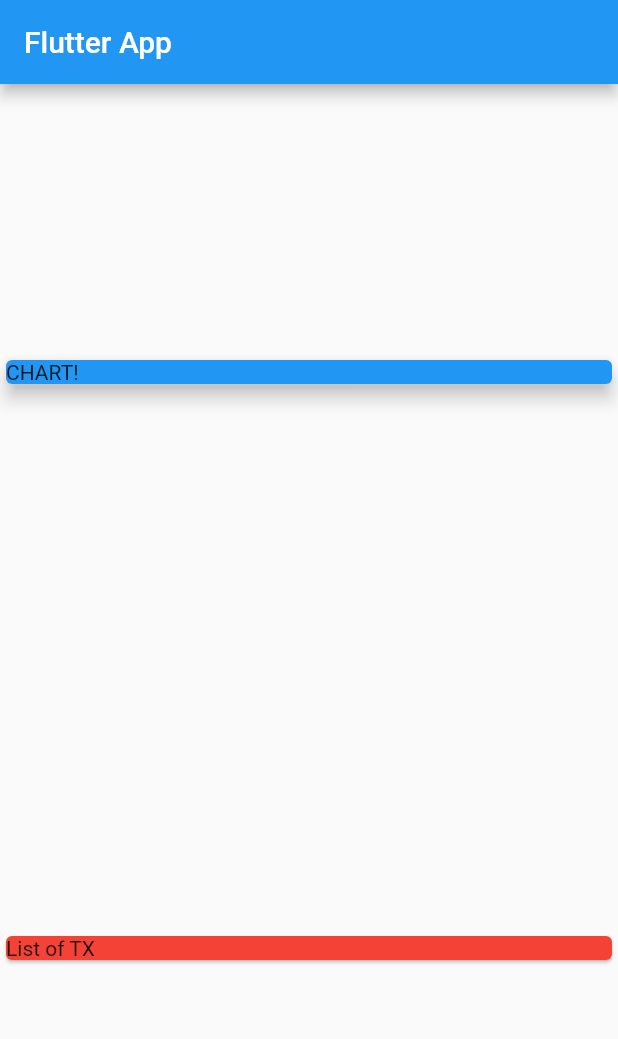
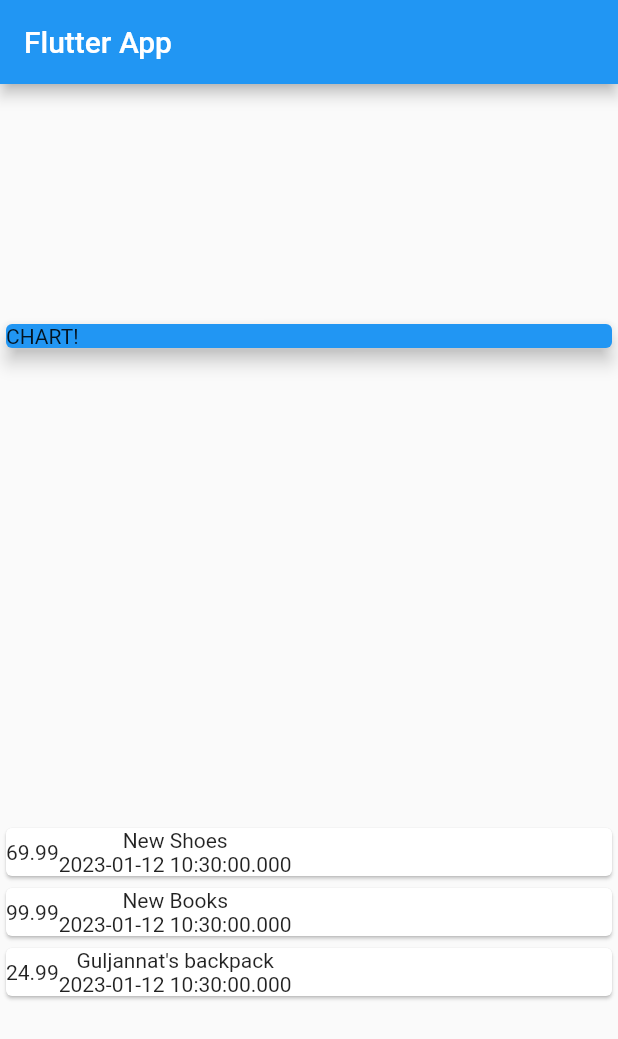
Before and after one commit to ibrikk/Personal-expenses, a Flutter app: the screen it shows after launch, on a phone screen of 412 x 824 dp. Shown: the top 1039 px of the screen. Run offline on Flutter 3.47's test engine with Material 2 defaults, Android fonts, the phone set to English and light mode, and no system bars.

Commit message:
add code

```diff
--- a/lib/main.dart
+++ b/lib/main.dart
@@ -1,4 +1,5 @@
 import 'package:flutter/material.dart';
+import './transaction.dart';
 
 void main() => runApp(MyApp());
 
@@ -13,6 +14,17 @@ class MyApp extends StatelessWidget {
 }
 
 class MyHomePage extends StatelessWidget {
+  final List<Transaction> transactions = [
+    Transaction(
+        id: 't1', title: 'New Shoes', amount: 69.99, date: DateTime.now()),
+    Transaction(
+        id: 't2', title: 'New Books', amount: 99.99, date: DateTime.now()),
+    Transaction(
+        id: 't3',
+        title: 'Guljannat\'s backpack',
+        amount: 24.99,
+        date: DateTime.now())
+  ];
   @override
   Widget build(BuildContext context) {
     return Scaffold(
@@ -23,17 +35,35 @@ class MyHomePage extends StatelessWidget {
         mainAxisAlignment: MainAxisAlignment.spaceAround,
         crossAxisAlignment: CrossAxisAlignment.stretch,
         children: <Widget>[
-          Card(
-            color: Colors.blue,
-            child: Container(
-              width: double.infinity,
+          Container(
+            width: double.infinity,
+            child: Card(
+              color: Colors.blue,
+              elevation: 5,
               child: Text("CHART!"),
             ),
-            elevation: 5,
           ),
-          Card(
-            color: Colors.red,
-            child: Text("List of TX"),
+          Column(
+            children: transactions.map((tx) {
+              return Card(
+                  child: Row(
+                children: <Widget>[
+                  Container(
+                    child: Text(
+                      tx.amount.toString(),
+                    ),
+                  ),
+                  Column(
+                    children: <Widget>[
+                      Text(tx.title),
+                      Text(
+                        tx.date.toString(),
+                      )
+                    ],
+                  ),
+                ],
+              ));
+            }).toList(),
           )
         ],
       ),
--- /dev/null
+++ b/lib/transaction.dart
@@ -0,0 +1,12 @@
+class Transaction {
+  final String id;
+  final String title;
+  final double amount;
+  final DateTime date;
+
+  Transaction(
+      {required this.id,
+      required this.title,
+      required this.amount,
+      required this.date});
+}
```
